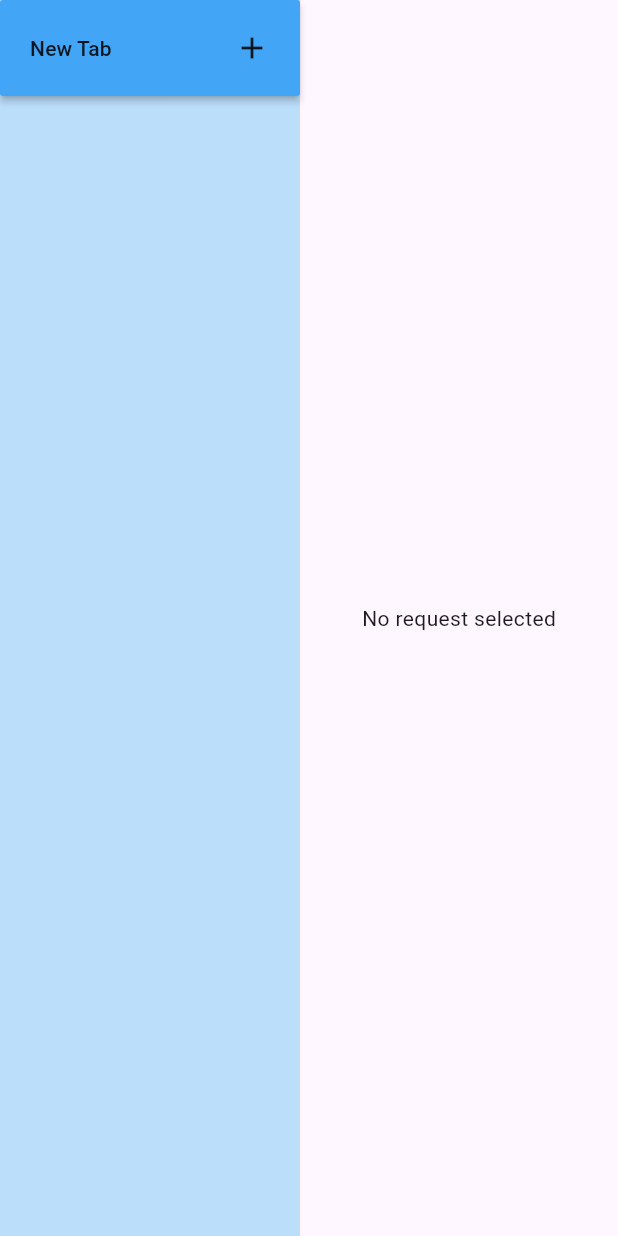
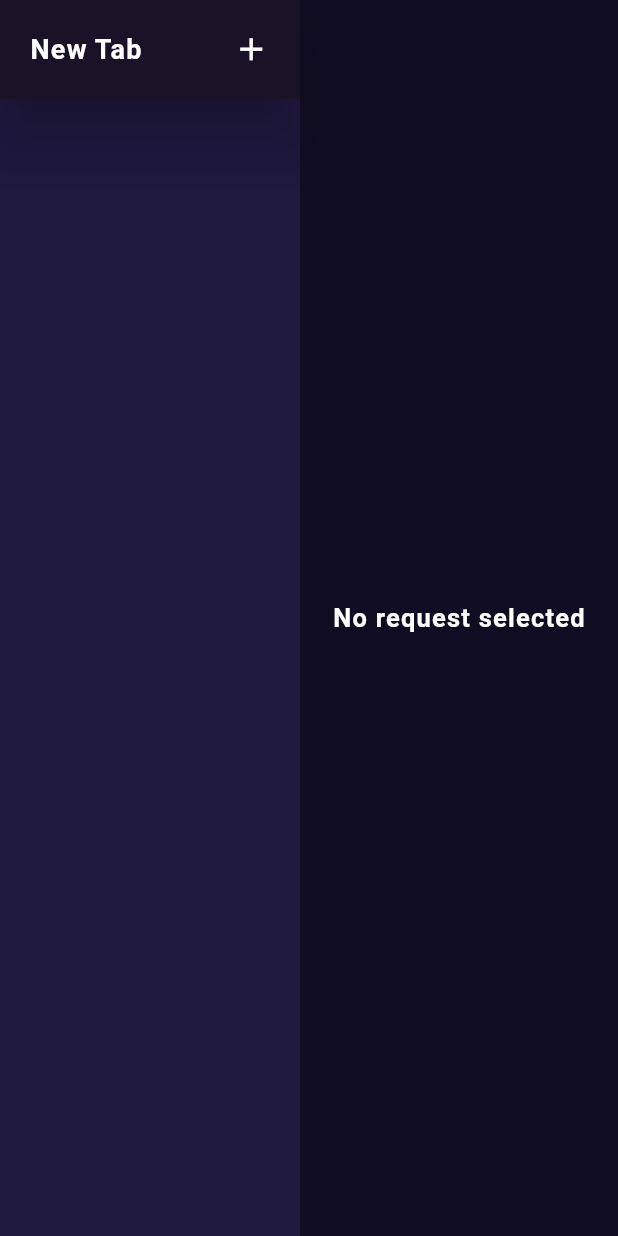
Before and after one commit to stp2003/Postman-Clone, a Flutter app: the screen it shows after launch, after a tap on "New Tab", after a tap on the "delete" icon, on a phone screen of 412 x 824 dp. Run offline on Flutter 3.47's test engine with Material 3 defaults, Android fonts, the phone set to English and light mode, and no system bars; our stand-ins replace flutter_highlight, flutter_riverpod, fpdart; missing offline and left inert: flutter_code_editor, highlight; network calls fail.

Commit message:
ui fixes

```diff
--- a/lib/screens/home/home_screen.dart
+++ b/lib/screens/home/home_screen.dart
@@ -2,6 +2,7 @@ import 'package:flutter/material.dart';
 import 'package:flutter_riverpod/flutter_riverpod.dart';
 import 'package:postman_clone/screens/navigation/navigation.dart';
 import 'package:postman_clone/screens/request/request_view.dart';
+import 'package:postman_clone/utils/colors.dart';
 
 import '../../providers/providers.dart';
 
@@ -11,6 +12,7 @@ class HomeScreen extends StatelessWidget {
   @override
   Widget build(BuildContext context) {
     return Scaffold(
+      backgroundColor: bgColor,
       body: Row(
         children: [
           const NavigationPanel(),
@@ -20,7 +22,15 @@ class HomeScreen extends StatelessWidget {
                 final selectedIndex = ref.watch(selectedRequestIndexProvider);
                 if (selectedIndex == -1) {
                   return const Center(
-                    child: Text("No request selected"),
+                    child: Text(
+                      "No request selected",
+                      style: TextStyle(
+                        color: Colors.white,
+                        fontSize: 17.0,
+                        fontWeight: FontWeight.bold,
+                        letterSpacing: 0.8,
+                      ),
+                    ),
                   );
                 }
 
--- a/lib/screens/navigation/navigation.dart
+++ b/lib/screens/navigation/navigation.dart
@@ -1,6 +1,7 @@
 import 'package:flutter/material.dart';
 import 'package:flutter_riverpod/flutter_riverpod.dart';
 import 'package:postman_clone/screens/navigation/widgets/navigation_card.dart';
+import 'package:postman_clone/utils/colors.dart';
 
 import '../../controller/navigation_controller.dart';
 import '../../providers/providers.dart';
@@ -15,20 +16,33 @@ class NavigationPanel extends ConsumerWidget {
     return SizedBox(
       width: 200,
       child: Container(
-        color: Colors.blue.shade100,
+        color: cardColor,
         child: Column(
           children: [
             MaterialButton(
               padding: const EdgeInsets.all(20.0),
-              color: Colors.blue.shade400,
+              color: appBarColor,
+              elevation: 15.0,
               onPressed: () {
                 ref.read(navigationControllerProvider).addNewRequest();
               },
               child: const Row(
                 mainAxisAlignment: MainAxisAlignment.spaceBetween,
                 children: [
-                  Text("New Tab"),
-                  Icon(Icons.add),
+                  Text(
+                    "New Tab",
+                    style: TextStyle(
+                      fontWeight: FontWeight.bold,
+                      fontSize: 18.0,
+                      letterSpacing: 0.8,
+                      color: Colors.white,
+                    ),
+                  ),
+                  Icon(
+                    Icons.add,
+                    size: 25.0,
+                    color: Colors.white,
+                  ),
                 ],
               ),
             ),
--- a/lib/screens/navigation/widgets/navigation_card.dart
+++ b/lib/screens/navigation/widgets/navigation_card.dart
@@ -25,17 +25,28 @@ class NavigationCard extends ConsumerWidget {
         ref.read(navigationControllerProvider).selectRequest(index: index);
       },
       padding: const EdgeInsets.all(20.0),
-      color: seleted ? Colors.white : Colors.grey.shade300,
+      color: seleted ? Colors.black26 : Colors.black54,
       child: Row(
-        mainAxisAlignment: MainAxisAlignment.spaceBetween,
+        mainAxisAlignment: MainAxisAlignment.spaceAround,
         children: [
-          Text(
-            request.name,
-            style: const TextStyle(fontSize: 14),
+          Expanded(
+            child: Text(
+              request.name,
+              style: const TextStyle(fontSize: 14, color: Colors.white),
+              softWrap: true,
+            ),
           ),
-          Text(
-            request.type.value,
-            style: const TextStyle(fontSize: 12),
+          const SizedBox(width: 20.0),
+          Expanded(
+            child: Text(
+              request.type.value,
+              style: const TextStyle(
+                fontSize: 15.0,
+                color: Colors.white,
+                fontWeight: FontWeight.bold,
+              ),
+              softWrap: true,
+            ),
           ),
           InkWell(
             onTap: () {
@@ -46,7 +57,7 @@ class NavigationCard extends ConsumerWidget {
             child: const Icon(
               Icons.delete,
               size: 16,
-              color: Colors.orangeAccent,
+              color: Colors.red,
             ),
           ),
         ],
--- a/lib/screens/request/request_view.dart
+++ b/lib/screens/request/request_view.dart
@@ -4,13 +4,17 @@ import 'package:flutter_riverpod/flutter_riverpod.dart';
 import 'package:highlight/languages/json.dart' show json;
 import 'package:postman_clone/screens/request/widgets/parameters.dart';
 import 'package:postman_clone/screens/request/widgets/response.dart';
+import 'package:postman_clone/utils/colors.dart';
 
 import '../../controller/request_controller.dart';
 import '../../models/request_model.dart';
 import '../../providers/providers.dart';
 
 class RequestView extends ConsumerStatefulWidget {
-  const RequestView({super.key, required this.id});
+  const RequestView({
+    super.key,
+    required this.id,
+  });
 
   final String id;
 
@@ -24,9 +28,13 @@ class _RequestViewState extends ConsumerState<RequestView> {
   @override
   void initState() {
     super.initState();
-    final request = ref.read(requestListProvider.select((value) {
-      return value.firstWhere((element) => element.id == widget.id);
-    }));
+    final request = ref.read(
+      requestListProvider.select(
+        (value) {
+          return value.firstWhere((element) => element.id == widget.id);
+        },
+      ),
+    );
 
     bodyController = CodeController(
       text: request.body,
@@ -36,16 +44,20 @@ class _RequestViewState extends ConsumerState<RequestView> {
 
   @override
   Widget build(BuildContext context) {
-    final request = ref.watch(requestListProvider.select((value) {
-      return value.firstWhere((element) => element.id == widget.id);
-    }));
+    final request = ref.watch(
+      requestListProvider.select(
+        (value) {
+          return value.firstWhere((element) => element.id == widget.id);
+        },
+      ),
+    );
 
     return Container(
       padding: const EdgeInsets.all(20.0),
       child: Column(
         children: [
           TextFormField(
-            style: const TextStyle(fontSize: 20),
+            style: const TextStyle(fontSize: 20, color: Colors.white),
             initialValue: request.name,
             decoration: const InputDecoration(border: InputBorder.none),
             onChanged: (value) {
@@ -61,19 +73,23 @@ class _RequestViewState extends ConsumerState<RequestView> {
                 padding: const EdgeInsets.all(1.5),
                 decoration: BoxDecoration(
                   borderRadius: BorderRadius.circular(5.0),
-                  color: Colors.grey.shade300,
+                  color: cardColor,
                 ),
                 child: DropdownButton(
                   underline: const SizedBox.shrink(),
-                  style: TextStyle(fontSize: 16, color: Colors.grey.shade900),
+                  style: const TextStyle(fontSize: 16),
                   value: request.type,
+                  dropdownColor: appBarColor,
                   items: RequestType.values
                       .map(
                         (e) => DropdownMenuItem(
                           value: e,
                           child: Padding(
                             padding: const EdgeInsets.all(8.0),
-                            child: Text(e.value),
+                            child: Text(
+                              e.value,
+                              style: const TextStyle(color: Colors.white),
+                            ),
                           ),
                         ),
                       )
@@ -85,9 +101,10 @@ class _RequestViewState extends ConsumerState<RequestView> {
                   },
                 ),
               ),
-              const SizedBox(width: 5.0),
+              const SizedBox(width: 10.0),
               Flexible(
                 child: TextFormField(
+                  style: const TextStyle(fontSize: 20, color: Colors.white),
                   initialValue: request.url,
                   decoration: const InputDecoration(
                     border: OutlineInputBorder(),
@@ -99,9 +116,13 @@ class _RequestViewState extends ConsumerState<RequestView> {
                   },
                 ),
               ),
+              const SizedBox(width: 10.0),
               MaterialButton(
                 padding: const EdgeInsets.all(25.0),
-                color: Colors.blue,
+                color: Colors.deepOrange,
+                shape: RoundedRectangleBorder(
+                  borderRadius: BorderRadius.circular(10.0),
+                ),
                 onPressed: () {
                   ref
                       .read(requestControllerProvider)
@@ -109,7 +130,12 @@ class _RequestViewState extends ConsumerState<RequestView> {
                 },
                 child: const Text(
                   "SEND",
-                  style: TextStyle(color: Colors.white),
+                  style: TextStyle(
+                    color: Colors.white,
+                    fontWeight: FontWeight.bold,
+                    fontSize: 16.0,
+                    letterSpacing: 0.8,
+                  ),
                 ),
               ),
             ],
--- a/lib/screens/request/widgets/parameters.dart
+++ b/lib/screens/request/widgets/parameters.dart
@@ -1,6 +1,6 @@
 import 'package:flutter/material.dart';
 import 'package:flutter_code_editor/flutter_code_editor.dart';
-import 'package:flutter_highlight/themes/a11y-light.dart';
+import 'package:flutter_highlight/themes/a11y-dark.dart';
 
 class ParametersView extends StatelessWidget {
   const ParametersView({
@@ -26,11 +26,19 @@ class ParametersView extends StatelessWidget {
         children: [
           const Padding(
             padding: EdgeInsets.all(10.0),
-            child: Text("Parameters"),
+            child: Text(
+              "Parameters",
+              style: TextStyle(
+                color: Colors.white,
+                letterSpacing: 0.8,
+                fontWeight: FontWeight.bold,
+                fontSize: 20.0,
+              ),
+            ),
           ),
           Flexible(
             child: CodeTheme(
-              data: CodeThemeData(styles: a11yLightTheme),
+              data: CodeThemeData(styles: a11yDarkTheme),
               child: CodeField(
                 onChanged: onChanged,
                 gutterStyle: GutterStyle.none,
--- a/lib/screens/request/widgets/response.dart
+++ b/lib/screens/request/widgets/response.dart
@@ -2,7 +2,7 @@ import 'dart:convert';
 
 import 'package:flutter/material.dart';
 import 'package:flutter_code_editor/flutter_code_editor.dart';
-import 'package:flutter_highlight/themes/a11y-light.dart';
+import 'package:flutter_highlight/themes/a11y-dark.dart';
 import 'package:highlight/languages/json.dart' show json;
 
 class ResponseView extends StatelessWidget {
@@ -42,11 +42,19 @@ class ResponseView extends StatelessWidget {
         children: [
           const Padding(
             padding: EdgeInsets.all(10.0),
-            child: Text("Response"),
+            child: Text(
+              "Response",
+              style: TextStyle(
+                color: Colors.white,
+                letterSpacing: 0.8,
+                fontWeight: FontWeight.bold,
+                fontSize: 20.0,
+              ),
+            ),
           ),
           Flexible(
             child: CodeTheme(
-              data: CodeThemeData(styles: a11yLightTheme),
+              data: CodeThemeData(styles: a11yDarkTheme),
               child: CodeField(
                 gutterStyle: GutterStyle.none,
                 controller: controller,
--- /dev/null
+++ b/lib/utils/colors.dart
@@ -0,0 +1,5 @@
+import 'package:flutter/material.dart';
+
+const bgColor = Color.fromRGBO(16, 13, 34, 1);
+const cardColor = Color.fromRGBO(31, 24, 63, 1.0);
+const appBarColor = Color.fromRGBO(26, 19, 39, 1.0);
```
